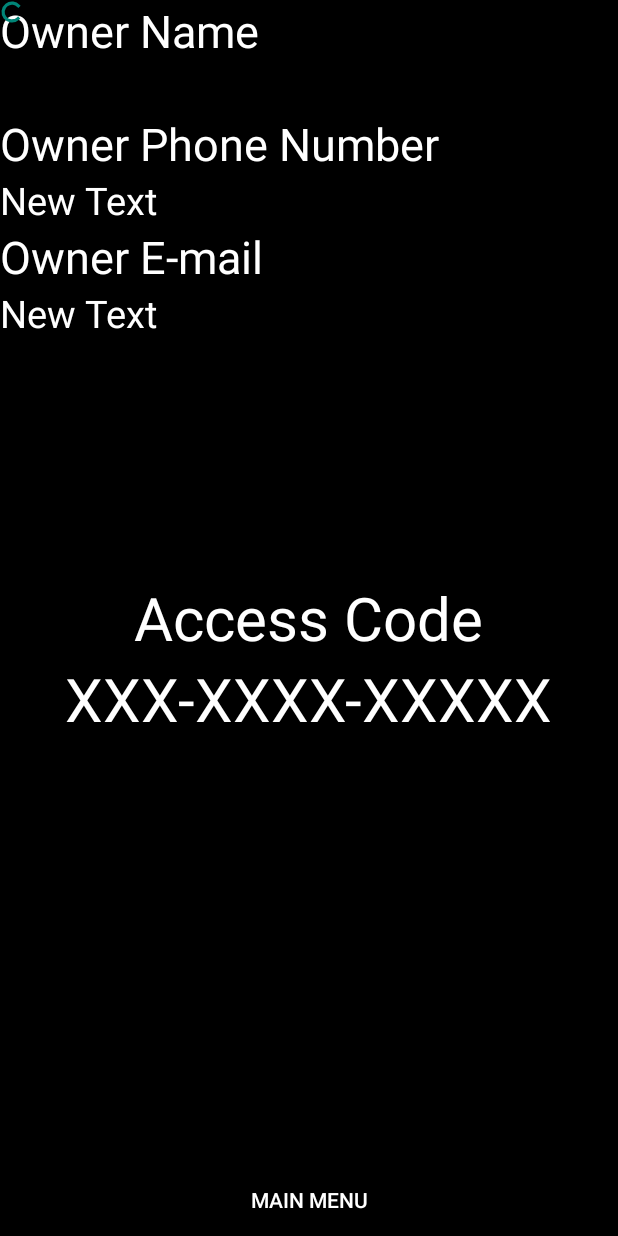
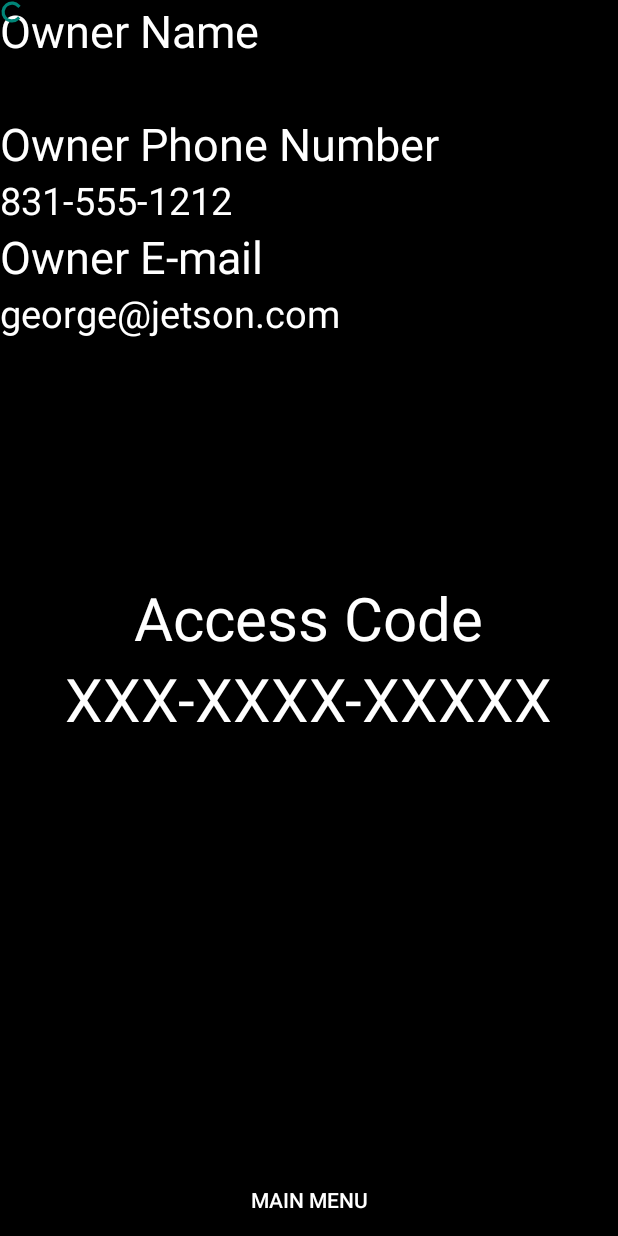
Before and after one commit to pierater/ubermybike, an Android app: the rentalFinal screen opened directly, with no data from a screen before it, on a phone screen of 412 x 824 dp. Run offline under Robolectric (Android 15) with nearby library versions, the phone set to English and light mode, and no system bars; 1 statement that could not run was skipped.

Commit message:
Updated Httpget

```diff
--- a/app/src/main/java/com/example/idk/myuber/Owner.java
+++ b/app/src/main/java/com/example/idk/myuber/Owner.java
@@ -32,7 +32,7 @@ public class Owner extends Activity {
         Log.v("STRING", lname);
         Log.v("STRING", phoneNumber);
         Log.v("STRING", email);
-        TextView txtview =(TextView)findViewById(R.id.owner_name);
+        /*TextView txtview =(TextView)findViewById(R.id.owner);
         txtview.setText(fname+ " " + lname);
         TextView pnum =(TextView)findViewById(R.id.owner_phonenumber);
         pnum.setText(phoneNumber);
@@ -42,6 +42,7 @@ public class Owner extends Activity {
         rate.setText(rating);
         TextView exp =(TextView)findViewById(R.id.owner_experience);
         exp.setText(experience);
+        */
 
        }
 
--- a/app/src/main/res/layout/activity_postbike1.xml
+++ b/app/src/main/res/layout/activity_postbike1.xml
@@ -72,7 +72,7 @@
         android:layout_height="wrap_content"
         android:id="@+id/post_description_string"
         android:background="#ffffff"
-        android:textColor="#ffffff"
+        android:textColor="#000000"
         android:layout_below="@+id/step2_post_bike"
         android:layout_alignParentStart="true"
         android:layout_alignParentEnd="true" />
--- a/app/src/main/res/layout/activity_rental.xml
+++ b/app/src/main/res/layout/activity_rental.xml
@@ -63,7 +63,7 @@
         android:layout_below="@+id/creditcard_textview"
         android:layout_alignParentStart="true"
         android:background="#ffffff"
-        android:textColor="#ffffff"
+        android:textColor="#000000"
         />
 
     <Button
--- a/app/src/main/res/layout/activity_rental_confirmation.xml
+++ b/app/src/main/res/layout/activity_rental_confirmation.xml
@@ -31,7 +31,7 @@
     <TextView
         android:layout_width="wrap_content"
         android:layout_height="wrap_content"
-        android:text="New Text"
+        android:text="George Jetson"
         android:id="@+id/bike_owner_info"
         android:layout_below="@+id/bike_rental"
         android:layout_alignParentStart="true"
@@ -56,7 +56,7 @@
     <TextView
         android:layout_width="wrap_content"
         android:layout_height="wrap_content"
-        android:text="@string/post_description_string"
+        android:text="Bike Type: Mountain Bike\nSpeed: 6\nSuper Dope"
         android:id="@+id/post_description_string"
         android:layout_below="@+id/Description_textview"
         android:layout_toEndOf="@+id/Description_textview"
@@ -80,7 +80,7 @@
     <TextView
         android:layout_width="wrap_content"
         android:layout_height="wrap_content"
-        android:text="New Text"
+        android:text="george@jetson.com"
         android:id="@+id/rental_type_info"
         android:layout_below="@+id/rental_type_textview"
         android:layout_alignParentStart="true"
--- a/app/src/main/res/layout/rental_final.xml
+++ b/app/src/main/res/layout/rental_final.xml
@@ -21,7 +21,7 @@
     <TextView
         android:layout_width="wrap_content"
         android:layout_height="wrap_content"
-        android:text="New Text"
+        android:text="George Jetson"
         android:id="@+id/owner_name_info"
         android:layout_below="@+id/owners_info_textview"
         android:layout_alignParentStart="true"
@@ -44,6 +44,18 @@
     <TextView
         android:layout_width="wrap_content"
         android:layout_height="wrap_content"
+        android:text="831-555-1212"
+        android:id="@+id/owner_phonenumber_info"
+        android:layout_below="@+id/owner_phonenumber_textview"
+        android:layout_alignParentStart="true"
+        android:textSize="25dp"
+        android:background="#000000"
+        android:textColor="#ffffff"
+        />
+
+    <TextView
+        android:layout_width="wrap_content"
+        android:layout_height="wrap_content"
         android:text="Owner E-mail"
         android:id="@+id/owner_email_textview"
         android:textSize="30dp"
@@ -56,23 +68,11 @@
     <TextView
         android:layout_width="wrap_content"
         android:layout_height="wrap_content"
-        android:text="New Text"
+        android:text="george@jetson.com"
         android:id="@+id/owner_email_info"
         android:textSize="25dp"
         android:layout_below="@+id/owner_email_textview"
         android:layout_alignParentStart="true"
-        android:background="#000000"
-        android:textColor="#ffffff"
-        />
-
-    <TextView
-        android:layout_width="wrap_content"
-        android:layout_height="wrap_content"
-        android:text="New Text"
-        android:id="@+id/owner_phonenumber_info"
-        android:layout_below="@+id/owner_phonenumber_textview"
-        android:layout_alignParentStart="true"
-        android:textSize="25dp"
         android:background="#000000"
         android:textColor="#ffffff"
         />
```
Also changed, not shown: app/src/main/res/layout/activity_owner.xml (+6 -6 lines).
